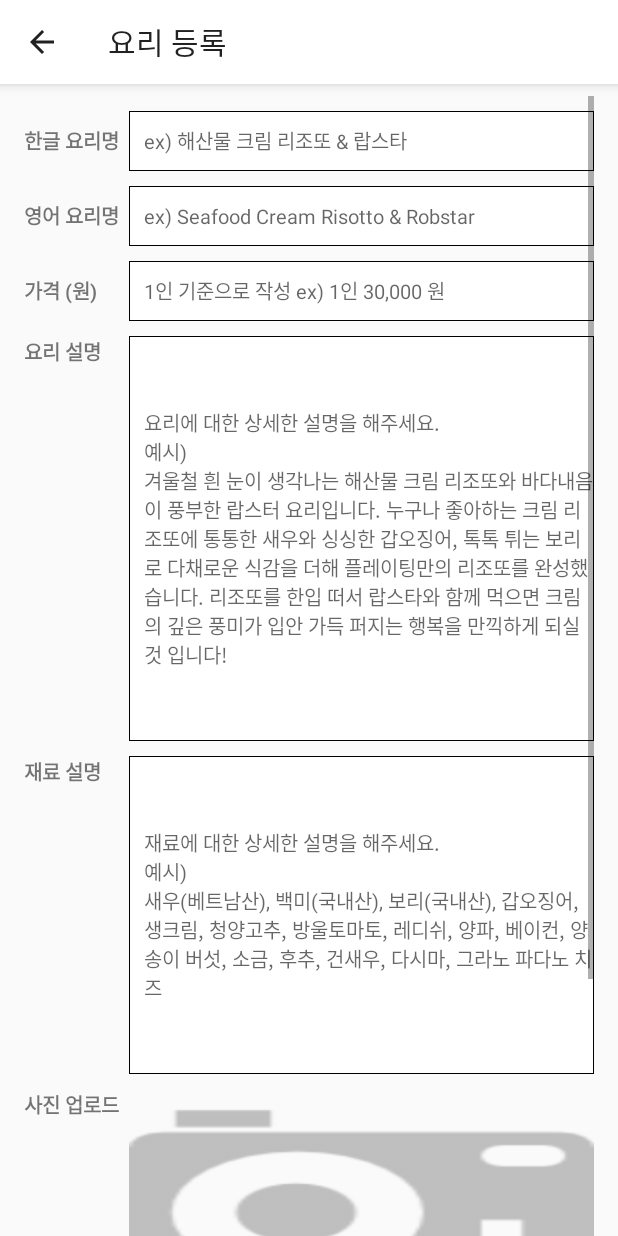
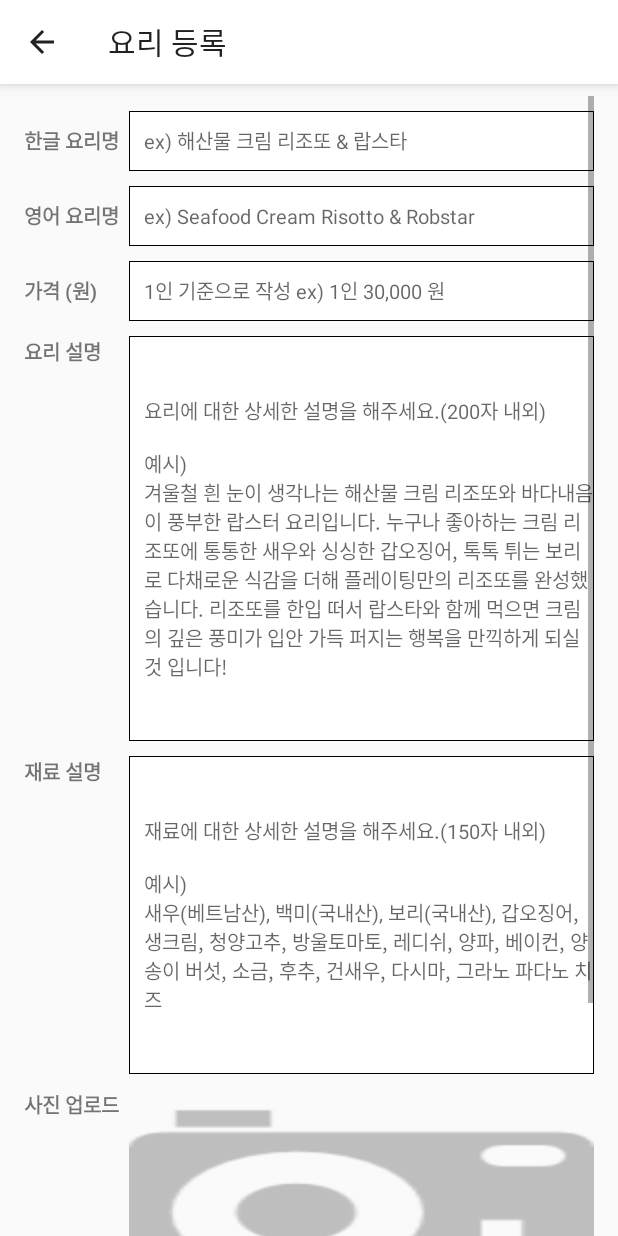
Before and after one commit to Seopftware/Android_MyChef, an Android app: the Home_Foodadd screen opened directly, with no data from a screen before it, on a phone screen of 412 x 824 dp. Run offline under Robolectric (Android 15) with nearby library versions, the light colour scheme and no system bars; pictures from the network do not load.

Commit message:
개발 2주차
월
-페이스북, 카카오톡 로그인 api 구현
화
-페북,카톡 db 연동 중 => FB 성공.
수
-로그인
목
-Navigation Drawer
금
-음식 업로드 UI 및 사진 불러오기까지
-21:00 사진 서버 업로드 작업

```diff
--- a/app/src/main/AndroidManifest.xml
+++ b/app/src/main/AndroidManifest.xml
@@ -50,14 +50,13 @@
             android:name="com.facebook.FacebookActivity"
             android:configChanges="keyboard|keyboardHidden|screenLayout|screenSize|orientation"
             android:label="@string/app_name" />
-        <activity android:name=".HomeChef.Home_chef_menu" />
         <activity android:name=".HomeChef.Fragment_Menu" />
         <activity android:name=".HomeChef.Fragment2_Chat" />
         <activity android:name=".HomeChef.Fragment3_Profile" />
         <activity android:name=".HomeChef.Fragment4_Call" />
         <activity android:name=".HomeChef.Fragment5_Setting" />
-        <activity android:name=".HomeChef.Home_FoodAdd" />
-        <activity android:name=".HomeChef.Home_Foodadd"></activity>
+        <activity android:name=".HomeChef.Home_Foodadd" />
+        <activity android:name=".HomeChef.Home_Choosearea" android:theme="@android:style/Theme.DeviceDefault.Light.Dialog"></activity>
     </application>
 
 </manifest>
--- a/app/src/main/res/layout/activity_home_foodadd.xml
+++ b/app/src/main/res/layout/activity_home_foodadd.xml
@@ -54,7 +54,7 @@
                     android:textStyle="bold" />
 
                 <EditText
-                    android:id="@+id/et_FoodNameKorea"
+                    android:id="@+id/et_KoreaName"
                     android:layout_width="match_parent"
                     android:layout_height="40dp"
                     android:background="@drawable/edittext"
@@ -82,7 +82,7 @@
                     android:textStyle="bold" />
 
                 <EditText
-                    android:id="@+id/et_FoodNameEnglish"
+                    android:id="@+id/et_EnglishName"
                     android:layout_width="match_parent"
                     android:layout_height="40dp"
                     android:background="@drawable/edittext"
@@ -111,7 +111,7 @@
                     android:textStyle="bold" />
 
                 <EditText
-                    android:id="@+id/et_FoodPrice"
+                    android:id="@+id/et_Price"
                     android:layout_width="match_parent"
                     android:layout_height="40dp"
                     android:background="@drawable/edittext"
@@ -140,12 +140,12 @@
                     android:textStyle="bold" />
 
                 <EditText
-                    android:id="@+id/et_FoodDescription"
+                    android:id="@+id/et_Description"
                     android:layout_width="match_parent"
                     android:layout_height="wrap_content"
                     android:background="@drawable/edittext"
-                    android:ems="150"
-                    android:hint="요리에 대한 상세한 설명을 해주세요.\n예시)\n겨울철 흰 눈이 생각나는 해산물 크림 리조또와 바다내음이 풍부한 랍스터 요리입니다. 누구나 좋아하는 크림 리조또에 통통한 새우와 싱싱한 갑오징어, 톡톡 튀는 보리로 다채로운 식감을 더해 플레이팅만의 리조또를 완성했습니다. 리조또를 한입 떠서 랍스타와 함께 먹으면 크림의 깊은 풍미가 입안 가득 퍼지는 행복을 만끽하게 되실 것 입니다! "
+                    android:ems="200"
+                    android:hint="요리에 대한 상세한 설명을 해주세요.(200자 내외)\n\n예시)\n겨울철 흰 눈이 생각나는 해산물 크림 리조또와 바다내음이 풍부한 랍스터 요리입니다. 누구나 좋아하는 크림 리조또에 통통한 새우와 싱싱한 갑오징어, 톡톡 튀는 보리로 다채로운 식감을 더해 플레이팅만의 리조또를 완성했습니다. 리조또를 한입 떠서 랍스타와 함께 먹으면 크림의 깊은 풍미가 입안 가득 퍼지는 행복을 만끽하게 되실 것 입니다!"
                     android:inputType="textMultiLine"
                     android:lines="15"
                     android:paddingLeft="10dp"
@@ -167,16 +167,15 @@
                     android:layout_gravity="start"
                     android:text="재료 설명"
                     android:textSize="13sp"
-                    android:hint="재료에 대한 상세한 설명을 해주세요.\n예시)\n새우(베트남산), 랍스타(러시아), 백미(국내산), 보리(국내산), 갑오징어, 생크림, 청양고추, 방울토마토, 레디쉬, 양파, 베이컨, 양송이 버섯, 소금, 후추, 건새우, 다시마, 그라노 파다노 치즈"
                     android:textStyle="bold" />
 
                 <EditText
-                    android:id="@+id/et_FoodIngredients"
+                    android:id="@+id/et_Ingredients"
                     android:layout_width="match_parent"
                     android:layout_height="wrap_content"
                     android:background="@drawable/edittext"
-                    android:ems="100"
-                    android:hint="재료에 대한 상세한 설명을 해주세요.\n예시)\n새우(베트남산), 백미(국내산), 보리(국내산), 갑오징어, 생크림, 청양고추, 방울토마토, 레디쉬, 양파, 베이컨, 양송이 버섯, 소금, 후추, 건새우, 다시마, 그라노 파다노 치즈"
+                    android:ems="150"
+                    android:hint="재료에 대한 상세한 설명을 해주세요.(150자 내외)\n\n예시)\n새우(베트남산), 백미(국내산), 보리(국내산), 갑오징어, 생크림, 청양고추, 방울토마토, 레디쉬, 양파, 베이컨, 양송이 버섯, 소금, 후추, 건새우, 다시마, 그라노 파다노 치즈"
                     android:inputType="textMultiLine"
                     android:lines="12"
                     android:paddingLeft="10dp"
@@ -213,56 +212,43 @@
             </LinearLayout>
 
             <LinearLayout
-                android:id="@+id/ll2"
                 android:layout_width="match_parent"
-                android:layout_height="wrap_content"
-                android:layout_marginTop="15dp"
+                android:layout_height="match_parent"
                 android:layout_weight="0.11"
-                android:orientation="horizontal">
+                android:orientation="horizontal"
+                android:layout_marginTop="10dp">
+
+                <TextView
+                    android:id="@+id/text_area"
+                    android:layout_width="70dp"
+                    android:layout_height="40dp"
+                    android:text="출장 가능지"
+                    android:textSize="13sp"
+                    android:textStyle="bold" />
 
                 <EditText
-                    android:id="@+id/et_Email"
+                    android:id="@+id/et_Area"
                     android:layout_width="match_parent"
                     android:layout_height="40dp"
-                    android:layout_weight="1"
                     android:background="@drawable/edittext"
                     android:ems="20"
-                    android:hint="출장 가능 지역을 선택해 주세요."
-                    android:inputType="textEmailAddress"
+                    android:hint="출장 가능 범위에 대해 설명해주세요. ex) 강남권"
+                    android:inputType="text"
                     android:paddingLeft="10dp"
                     android:textSize="13sp" />
 
-                <Button
-                    android:id="@+id/btn_EmailCheck"
-                    android:layout_width="54dp"
-                    android:layout_height="40dp"
-                    android:layout_marginLeft="10dp"
-                    android:background="#E06736"
-                    android:text="검색"
-                    android:textColor="#FFFFFF"
-                    android:textSize="13sp" />
+                <!--<Button-->
+                <!--android:id="@+id/btn_EmailCheck"-->
+                <!--android:layout_width="54dp"-->
+                <!--android:layout_height="40dp"-->
+                <!--android:layout_marginLeft="10dp"-->
+                <!--android:background="#E06736"-->
+                <!--android:onClick="onClickedSelectArea"-->
+                <!--android:text="검색"-->
+                <!--android:textColor="#FFFFFF"-->
+                <!--android:textSize="13sp" />-->
 
             </LinearLayout>
-
-            <LinearLayout
-                android:id="@+id/linearLayout3"
-                android:layout_width="wrap_content"
-                android:layout_height="wrap_content"
-                android:layout_marginTop="5dp"
-                android:orientation="vertical"
-                app:layout_constraintVertical_bias="0.0">
-
-                <TextView
-                    android:id="@+id/textView10"
-                    android:layout_width="wrap_content"
-                    android:layout_height="wrap_content"
-                    android:layout_gravity="left"
-                    android:text="* 현재 서울 지역만 출장 가능합니다."
-                    android:textSize="10sp" />
-            </LinearLayout>
-
-
-
 
             <Button
                 android:id="@+id/button3"
```
Also changed, not shown: app/src/main/java/thread/seopftware/mychef/HomeChef/Home_Choosearea.java (added, +21 -0 lines), app/src/main/java/thread/seopftware/mychef/HomeChef/Home_Foodadd.java (+45 -0 lines), app/src/main/java/thread/seopftware/mychef/Login/Login_choose.java (+4 -13 lines), app/src/main/java/thread/seopftware/mychef/Login/Login_login.java (+23 -9 lines), app/src/main/res/layout/activity_home_choosearea.xml (added, +18 -0 lines).
